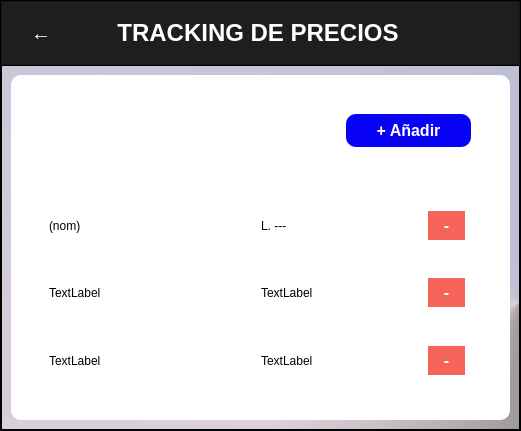
Old version of the form Interfaz/gui/Tracking_GMG.ui in the repository 50DayEmpire/Tracking_Precios.
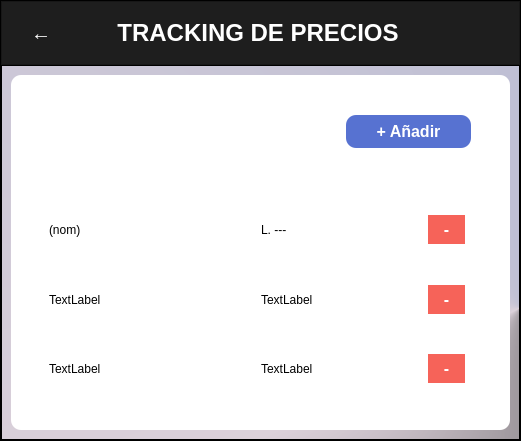
New version of the form. Icons and pictures are not drawn.

Diff of the .ui file:
```diff
--- a/Interfaz/gui/Tracking_GMG.ui
+++ b/Interfaz/gui/Tracking_GMG.ui
@@ -7,7 +7,7 @@
     <x>0</x>
     <y>0</y>
     <width>521</width>
-    <height>431</height>
+    <height>441</height>
    </rect>
   </property>
   <property name="windowTitle">
@@ -269,7 +269,7 @@
                     </property>
                     <property name="styleSheet">
                      <string notr="true">color: rgb(255, 255, 255);
-background-color: rgb(8, 3, 245);
+background-color:  rgb(87,114, 209);
 margin: 10px;
 border-radius: 10px;
 padding: 7px;
```
Left out of the diff: 3 changed lines with no effect on the pictures.
